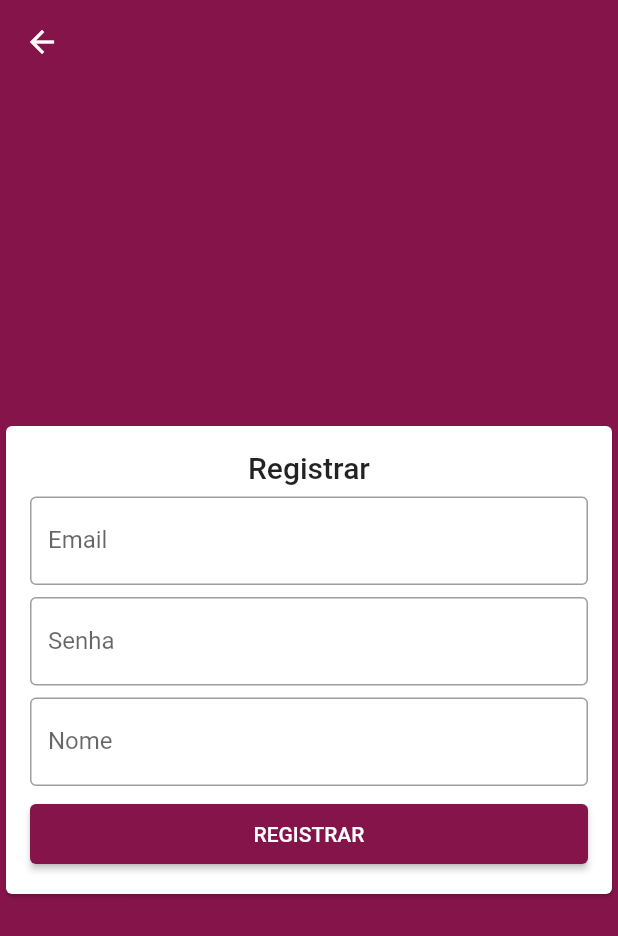
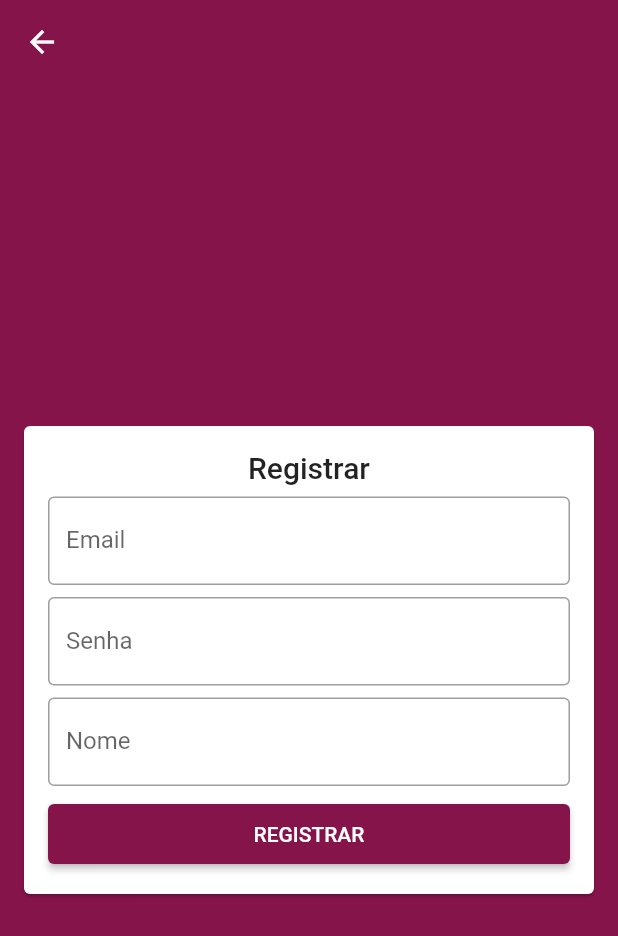
Before and after one commit to carlosfelipespinola/trabalho-fullstack-client, a Flutter app: the screen it shows after launch, after a tap on "ENTRAR", after a tap on "REGISTRAR", on a phone screen of 412 x 824 dp. Shown: the top 936 px of the screen. Run offline on Flutter 3.47's test engine with Material 2 defaults, Android fonts, the phone set to English and light mode, and no system bars; our stand-ins replace dio, flutter_bloc; accounts and stored records are empty; network calls fail.

Commit message:
melhorias na interface

```diff
--- a/lib/helpers/spacings_helper.dart
+++ b/lib/helpers/spacings_helper.dart
@@ -3,4 +3,5 @@ class SpacingsHelper {
   static double small = 4.0;
   static double medium = 8.0;
   static double large = 12.0;
+  static double xlarge = 16.0;
 }
--- a/lib/views/home/bag/bag_list_item.dart
+++ b/lib/views/home/bag/bag_list_item.dart
@@ -28,5 +28,5 @@ class BagListItem extends StatelessWidget {
     context.read<BagCubit>().remove(bagProduct);
   }
 
-  String get description => "${bagProduct.quantity} X R\$ ${bagProduct.product.price} = R\$ ${bagProduct.totalPrice}";
+  String get description => "${bagProduct.quantity} X R\$ ${bagProduct.product.price.toStringAsFixed(2)} = R\$ ${bagProduct.totalPrice.toStringAsFixed(2)}";
 }
--- a/lib/views/home/orders/order_list_item.dart
+++ b/lib/views/home/orders/order_list_item.dart
@@ -12,7 +12,7 @@ class OrderListItem extends StatelessWidget {
   Widget build(BuildContext context) {
     return ListTile(
       isThreeLine: true,
-      title: Text("Pedido #${order.humanReadableId}"),
+      title: Text("Pedido #${order.humanReadableId.toUpperCase()}"),
       subtitle: Row(
         children: [
           Chip(label: Text("${order.products.length} itens")),
--- a/lib/views/home/products/product_bottom_dialog.dart
+++ b/lib/views/home/products/product_bottom_dialog.dart
@@ -50,7 +50,7 @@ class _ProductDetailsBottomSheetState extends State<ProductDetailsBottomSheet> {
                   children: [
                     const Text("ADICIONAR"),
                     const Spacer(),
-                    Text("R\$ $totalPrice")
+                    Text("R\$ ${totalPrice.toStringAsFixed(2)}")
                   ],
                 )
               ),
--- a/lib/views/login/login_view.dart
+++ b/lib/views/login/login_view.dart
@@ -14,9 +14,14 @@ class LoginView extends StatelessWidget {
     return Scaffold(
       backgroundColor: Theme.of(context).primaryColor,
       body: Center(
+        child: SingleChildScrollView(
           child: Card(
+            margin: EdgeInsets.symmetric(horizontal: SpacingsHelper.xlarge),
             child: Padding(
-            padding: const EdgeInsets.symmetric(horizontal: 16.0, vertical: 16.0),
+              padding: EdgeInsets.symmetric(
+                horizontal: SpacingsHelper.xlarge,
+                vertical: SpacingsHelper.xlarge
+              ),
               child: BlocListener<AuthCubit, AuthCubitState>(
                 listenWhen: (previous, current) => previous is AuthCubitBusy,
                 listener: (context, state) {
@@ -48,6 +53,7 @@ class LoginView extends StatelessWidget {
             ),
           ),
         ),
+      ),
     );
   }
 }
--- a/lib/views/register/register_view.dart
+++ b/lib/views/register/register_view.dart
@@ -1,6 +1,7 @@
 import 'package:client/cubits/auth/auth_cubit.dart';
 import 'package:client/cubits/auth/auth_cubit_state.dart';
 import 'package:client/helpers/navigation_helper.dart';
+import 'package:client/helpers/spacings_helper.dart';
 import 'package:client/views/register/register_form.dart';
 import 'package:flutter/material.dart';
 import 'package:flutter_bloc/flutter_bloc.dart';
@@ -14,9 +15,11 @@ class RegisterView extends StatelessWidget {
       appBar: AppBar(elevation: 0,),
       backgroundColor: Theme.of(context).primaryColor,
       body: Center(
+        child: SingleChildScrollView(
           child: Card(
+            margin: EdgeInsets.symmetric(horizontal: SpacingsHelper.xlarge),
             child: Padding(
-            padding: const EdgeInsets.symmetric(horizontal: 16.0, vertical: 16.0),
+              padding: EdgeInsets.symmetric(horizontal: SpacingsHelper.xlarge, vertical: SpacingsHelper.xlarge),
               child: BlocListener<AuthCubit, AuthCubitState>(
                 listenWhen: (previous, current) => previous is AuthCubitBusy,
                 listener: (context, state) {
@@ -41,6 +44,7 @@ class RegisterView extends StatelessWidget {
             ),
           ),
         ),
+      ),
     );
   }
 }
```
Lines whose indentation alone changed are shown as unchanged.
